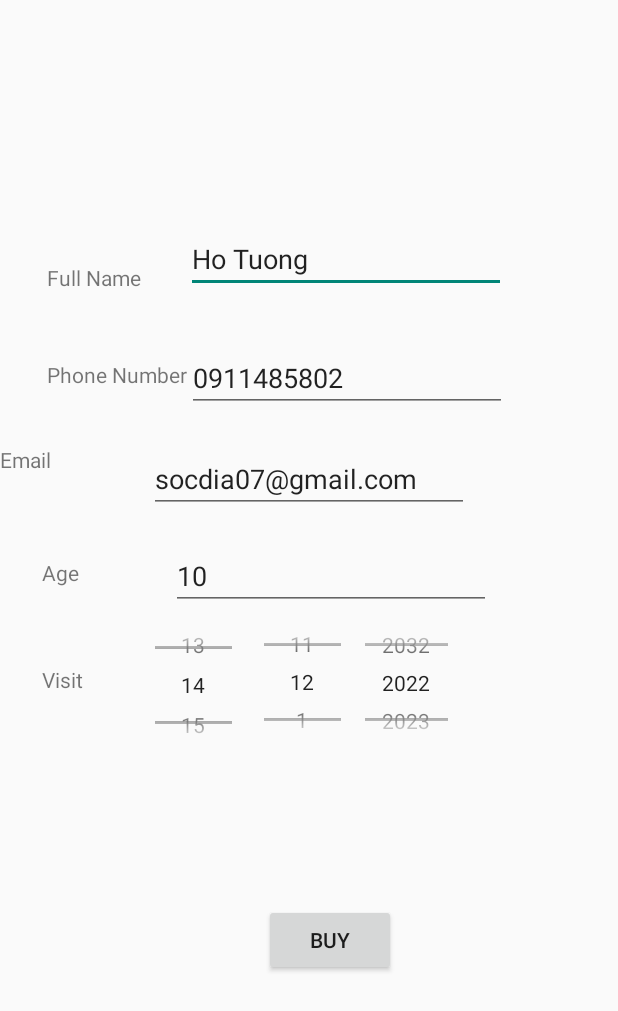
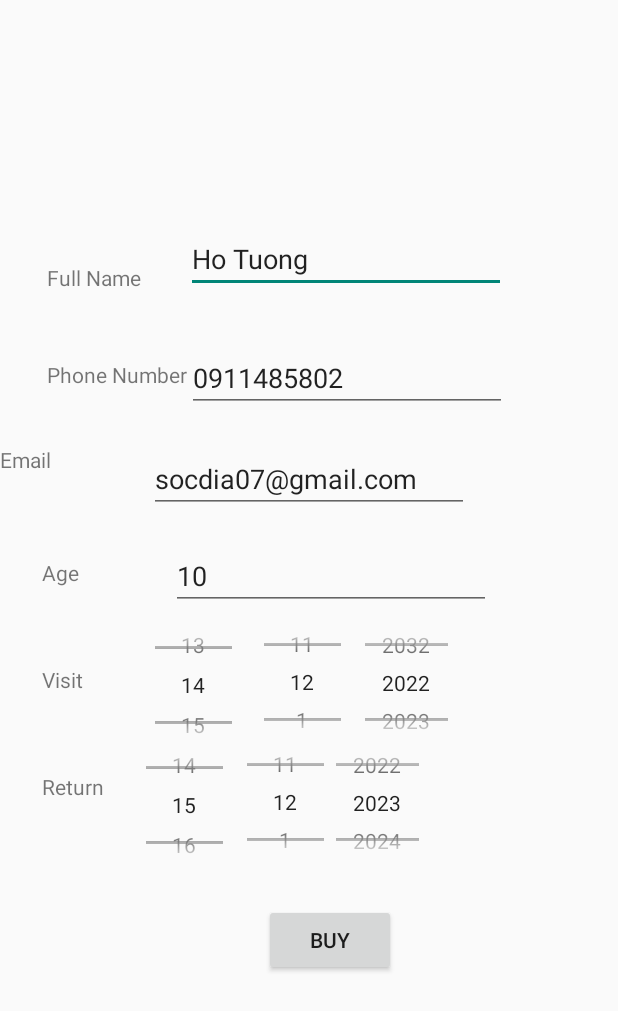
Before and after one commit to sceddd/TravelAlone, an Android app: the BuyTicketPage screen opened directly, with no data from a screen before it, on a phone screen of 412 x 824 dp. Shown: the top 1011 px of the screen. Run offline under Robolectric (Android 15) with nearby library versions, the phone set to English and light mode, and no system bars.

Commit message:
update buy ticket page

```diff
--- a/app/src/main/AndroidManifest.xml
+++ b/app/src/main/AndroidManifest.xml
@@ -21,7 +21,6 @@
             android:exported="true" >
             <intent-filter>
                 <action android:name="android.intent.action.MAIN" />
-
                 <category android:name="android.intent.category.LAUNCHER" />
             </intent-filter>
             <meta-data
--- a/app/src/main/java/com/example/myapplication/locationUI/BuyTicketPage.java
+++ b/app/src/main/java/com/example/myapplication/locationUI/BuyTicketPage.java
@@ -13,6 +13,7 @@ import android.widget.Button;
 import android.widget.EditText;
 import android.widget.NumberPicker;
 import android.widget.TextView;
+import android.widget.Toast;
 
 import androidx.appcompat.app.AppCompatActivity;
 
@@ -34,7 +35,8 @@ public class BuyTicketPage extends AppCompatActivity {
     Button buy_ticket;
     EditText email_address_pt,username,phoneNumber;
     int locationID;
-    NumberPicker day_pick,year_pick,month_pick;
+    NumberPicker day_pick,year_pick,month_pick,
+            return_day_pick,return_month_pick,return_year_pick;
     TextView locationName;
     ConnSQL c = new ConnSQL();
     @SuppressLint("QueryPermissionsNeeded")
@@ -50,6 +52,9 @@ public class BuyTicketPage extends AppCompatActivity {
         day_pick = findViewById(R.id.day_picker);
         month_pick = findViewById(R.id.month_picker);
         year_pick = findViewById(R.id.year_picker);
+        return_day_pick = findViewById(R.id.return_day_picker);
+        return_month_pick = findViewById(R.id.return_month_picker);
+        return_year_pick = findViewById(R.id.return_year_picker);
         locationName = findViewById(R.id.location_name_bt);
 
         // set send Email for the user the information of the ticket
@@ -59,24 +64,29 @@ public class BuyTicketPage extends AppCompatActivity {
 
         year_pick.setMinValue(LocalDate.now().getYear());
         year_pick.setMaxValue(LocalDate.now().getYear()+10);
+        return_year_pick.setMinValue(LocalDate.now().getYear());
+        return_year_pick.setMaxValue(LocalDate.now().getYear()+10);
 
         month_pick.setMinValue(1);
         month_pick.setMaxValue(12);
+        return_month_pick.setMinValue(1);
+        return_month_pick.setMaxValue(12);
 
         day_pick.setMinValue(1);
         day_pick.setMaxValue(YearMonth.of(year_pick.getValue(),month_pick.getValue()).lengthOfMonth());
+        return_day_pick.setMinValue(1);
 
+        return_day_pick.setMaxValue(YearMonth.of(return_year_pick.getValue(),return_month_pick.getValue()).lengthOfMonth());
         resetBaseDateVariable();
+        day_pick.setOnValueChangedListener((p,o,n)-> resetBaseReturnDateVariable());
+        month_pick.setOnValueChangedListener((picker, oldVal, newVal) -> {
+                day_pick.setMaxValue(YearMonth.of(year_pick.getValue(),month_pick.getValue()).lengthOfMonth());
+                return_month_pick.setValue(month_pick.getValue());
+            }
+        );
 
-        year_pick.setOnValueChangedListener((picker,oldVal,newVal)-> settingBaseDateVariable());
-        month_pick.setOnValueChangedListener((picker, oldVal, newVal) -> {
-                    settingBaseDateVariable();
-            day_pick.setMaxValue(YearMonth.of(year_pick.getValue(),month_pick.getValue()).lengthOfMonth());
-                }
-        );
-        day_pick.setOnValueChangedListener((picker, oldVal, newVal)-> {
-            settingBaseDateVariable();
-        });
+
+
     }
     @SuppressLint("UnspecifiedImmutableFlag")
     public void onBuyClick(View v){
@@ -98,6 +108,12 @@ public class BuyTicketPage extends AppCompatActivity {
         String historyQue = "insert into HistoryBook (userID,locationID,visitDay,returnDay) values ('"+userID+"','"+locationID+"','2002/12/01','2002/12/02')";
         c.executeQ(historyQue);
         //  send notification message to user when the day come
+        if (LocalDate.now().compareTo(LocalDate.of(year_pick.getValue(),month_pick.getValue(),day_pick.getValue()))>0) {
+            resetBaseReturnDateVariable();
+            resetBaseDateVariable();
+            Toast.makeText(this, "invalid Date", Toast.LENGTH_SHORT).show();
+            return ;
+        }
         Intent goneDay = new Intent(BuyTicketPage.this, LeaveNotification.class);
         PendingIntent goneDayNotiIntent = PendingIntent.getBroadcast(BuyTicketPage.this,0,goneDay,0);
         // send notification message to user when day return from the trip
@@ -106,14 +122,17 @@ public class BuyTicketPage extends AppCompatActivity {
         returnDay.putExtra("locationID", locationID);
         PendingIntent returnDayNotiIntent = PendingIntent.getBroadcast(BuyTicketPage.this,0,returnDay,0);
         AlarmManager alarmManager = (AlarmManager) getSystemService(ALARM_SERVICE);
-        long timeAtButtonClick = System.currentTimeMillis();
-        alarmManager.set(AlarmManager.RTC_WAKEUP,timeAtButtonClick + getTimeUserReturn(),goneDayNotiIntent);
+        long timeToLaunchGoNotification = System.currentTimeMillis() + 1000 * 10;//getTime(year_pick.getValue(),month_pick.getValue()-1,day_pick.getValue());
+        long timeToLaunchReturnNotification = System.currentTimeMillis() + 1000 * 10;;//getTime(return_year_pick.getValue(),return_month_pick.getValue(),return_day_pick.getValue());
+        alarmManager.set(AlarmManager.RTC_WAKEUP,timeToLaunchGoNotification,goneDayNotiIntent);
         alarmManager.set(AlarmManager.RTC_WAKEUP,
-                timeAtButtonClick + getTimeUserReturn(),returnDayNotiIntent);
+                timeToLaunchReturnNotification,returnDayNotiIntent);
 
     }
-    private long getTimeUserReturn(){
-        return 1000 * 10;
+    private long getTime(int year,int month,int day){
+        Calendar cal = Calendar.getInstance();
+        cal.set(year, month-1,day);
+        return cal.getTimeInMillis();
     }
 
     private void createNotificationChannel(){       // setting up notification channel to let user setting their notification
@@ -122,24 +141,30 @@ public class BuyTicketPage extends AppCompatActivity {
         int importance = NotificationManager.IMPORTANCE_DEFAULT;
         NotificationChannel channel = new NotificationChannel("onTripReturn", name, importance);
         channel.setDescription(description);
-
         NotificationManager notificationManager = getSystemService(NotificationManager.class);
         notificationManager.createNotificationChannel(channel);
     }
 
-    private void settingDateTime(){
 
+
+
+
+    private void resetBaseReturnDateVariable() {
+
+        return_day_pick.setValue(day_pick.getValue()+1);
+        int return_month = day_pick.getValue()+1>day_pick.getMaxValue()?month_pick.getValue()+1:month_pick.getValue();
+        int return_year = month_pick.getValue()+1>month_pick.getMaxValue()?year_pick.getValue()+1:year_pick.getValue();
+        return_month_pick.setValue(return_month);
+        return_year_pick.setValue(return_year);
     }
-    private void settingBaseDateVariable(){
-        if (LocalDate.now().compareTo(LocalDate.of(year_pick.getValue(),month_pick.getValue(),day_pick.getValue()))>0)
-            resetBaseDateVariable();
-    }
+
     private void resetBaseDateVariable(){
         day_pick.setValue(LocalDate.now().getDayOfMonth());
         month_pick.setValue(LocalDate.now().getMonthValue());
         year_pick.setValue(LocalDate.now().getYear());
+        resetBaseReturnDateVariable();
+    }
 
-    }
 }
 
 
--- a/app/src/main/java/com/example/myapplication/locationUI/LocationView.java
+++ b/app/src/main/java/com/example/myapplication/locationUI/LocationView.java
@@ -53,11 +53,6 @@ public class LocationView extends Fragment implements LocationInterface {
         recyclerView.setLayoutManager(new LinearLayoutManager(getContext()));
     }
 
-    @Override
-    public void onCreate(Bundle savedInstanceState) {
-        super.onCreate(savedInstanceState);
-    }
-
     protected void setUpDatabase(){
         ConnSQL c = new ConnSQL();
         try {
--- a/app/src/main/res/layout/buy_ticket_page.xml
+++ b/app/src/main/res/layout/buy_ticket_page.xml
@@ -5,6 +5,8 @@
     android:layout_width="match_parent"
     android:layout_height="match_parent"
     tools:context=".locationUI.BuyTicketPage">
+
+
 
     <Button
         android:id="@+id/buy_button"
@@ -122,17 +124,18 @@
         android:layout_height="76dp"
         android:layout_marginStart="21dp"
         android:layout_marginTop="8dp"
+        android:descendantFocusability="blocksDescendants"
         app:layout_constraintBottom_toTopOf="@+id/buy_button"
         app:layout_constraintStart_toEndOf="@+id/day_picker"
         app:layout_constraintTop_toBottomOf="@+id/age_pt"
         app:layout_constraintVertical_bias="0.017" />
-
     <NumberPicker
         android:id="@+id/year_picker"
         android:layout_width="55dp"
         android:layout_height="75dp"
         android:layout_marginStart="16dp"
         android:layout_marginTop="10dp"
+        android:descendantFocusability="blocksDescendants"
         app:layout_constraintBottom_toTopOf="@+id/buy_button"
         app:layout_constraintStart_toEndOf="@+id/month_picker"
         app:layout_constraintTop_toBottomOf="@+id/age_pt"
@@ -143,10 +146,46 @@
         android:layout_width="51dp"
         android:layout_height="80dp"
         android:layout_marginStart="48dp"
+        android:descendantFocusability="blocksDescendants"
         app:layout_constraintBottom_toTopOf="@+id/buy_button"
         app:layout_constraintStart_toEndOf="@+id/visit_date_tv"
         app:layout_constraintTop_toBottomOf="@+id/age_pt"
         app:layout_constraintVertical_bias="0.086" />
+
+    <NumberPicker
+        android:id="@+id/return_month_picker"
+        android:layout_width="51dp"
+        android:layout_height="76dp"
+        android:layout_marginStart="16dp"
+        android:layout_marginTop="8dp"
+        android:descendantFocusability="blocksDescendants"
+        app:layout_constraintBottom_toTopOf="@+id/buy_button"
+        app:layout_constraintStart_toEndOf="@+id/return_day_picker"
+        app:layout_constraintTop_toBottomOf="@+id/age_pt"
+        app:layout_constraintVertical_bias="0.732" />
+
+    <NumberPicker
+        android:id="@+id/return_year_picker"
+        android:layout_width="55dp"
+        android:layout_height="75dp"
+        android:layout_marginStart="8dp"
+        android:layout_marginTop="10dp"
+        android:descendantFocusability="blocksDescendants"
+        app:layout_constraintBottom_toTopOf="@+id/buy_button"
+        app:layout_constraintStart_toEndOf="@+id/return_month_picker"
+        app:layout_constraintTop_toBottomOf="@+id/age_pt"
+        app:layout_constraintVertical_bias="0.729" />
+
+    <NumberPicker
+        android:id="@+id/return_day_picker"
+        android:layout_width="51dp"
+        android:layout_height="80dp"
+        android:layout_marginStart="28dp"
+        android:descendantFocusability="blocksDescendants"
+        app:layout_constraintBottom_toTopOf="@+id/buy_button"
+        app:layout_constraintStart_toEndOf="@+id/return_date_tv"
+        app:layout_constraintTop_toBottomOf="@+id/age_pt"
+        app:layout_constraintVertical_bias="0.775" />
 
     <TextView
         android:id="@+id/visit_date_tv"
@@ -157,5 +196,13 @@
         android:text="@string/visit"
         app:layout_constraintStart_toStartOf="parent"
         app:layout_constraintTop_toBottomOf="@+id/textView4" />
-
+    <TextView
+        android:id="@+id/return_date_tv"
+        android:layout_width="wrap_content"
+        android:layout_height="wrap_content"
+        android:layout_marginStart="28dp"
+        android:layout_marginTop="52dp"
+        android:text="@string/return_tv"
+        app:layout_constraintStart_toStartOf="parent"
+        app:layout_constraintTop_toBottomOf="@+id/visit_date_tv" />
 </androidx.constraintlayout.widget.ConstraintLayout>
--- a/app/src/main/res/values/strings.xml
+++ b/app/src/main/res/values/strings.xml
@@ -11,7 +11,7 @@
     <string name="age">Age</string>
     <string name="location">Location</string>
     <string name="visit">Visit</string>
-
+    <string name="return_tv">Return</string>
     <string name="bottom_home">Home</string>
     <string name="bottom_favorite">Favorite</string>
     <string name="bottom_gift">Gift</string>
```
Also changed, not shown: app/src/main/java/com/example/myapplication/locationUI/LocationDetails.java (+5 -5 lines), app/src/main/res/layout/buy_ticket.xml (+3 -18 lines), app/src/main/res/layout/location_details.xml (+10 -9 lines), app/src/main/java/com/example/myapplication/model/LocationInterface.java (line endings or trailing spaces).
